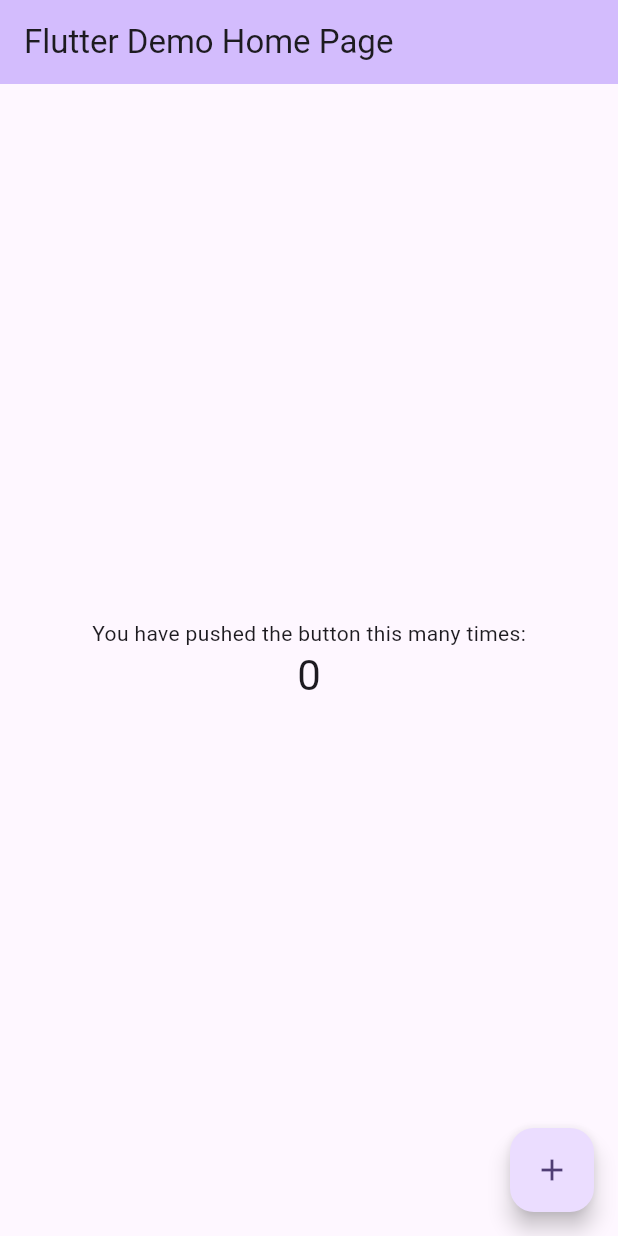
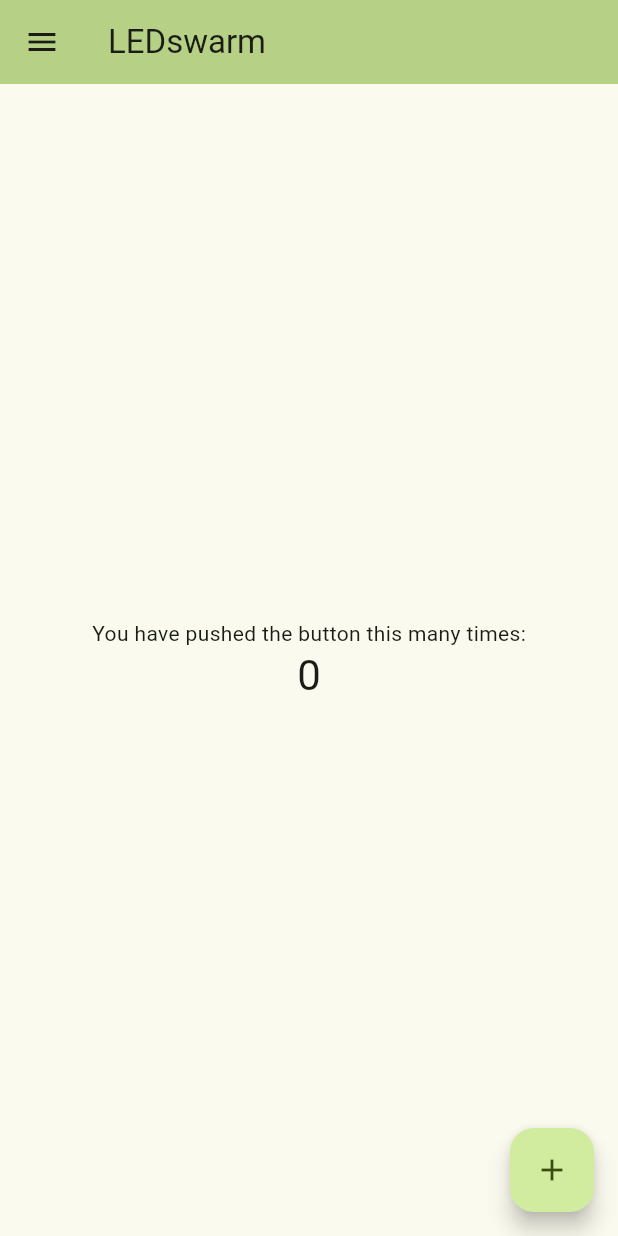
Before and after one commit to spectrachrome/ledswarm_app, a Flutter app: the screen it shows after launch, on a phone screen of 412 x 824 dp. Run offline on Flutter 3.47's test engine with Material 3 defaults, Android fonts, the phone set to English and light mode, and no system bars; our stand-ins replace vibration.

Commit message:
chore: separate themes into file and add drawer to scaffold

```diff
--- /dev/null
+++ b/lib/app_theme.dart
@@ -0,0 +1,38 @@
+import 'package:flutter/material.dart';
+
+// Simple theme configurations
+class AppThemes {
+  // Light Theme
+  static final ThemeData lightTheme = ThemeData(
+    brightness: Brightness.light,
+    useMaterial3: true,
+    colorScheme: ColorScheme.fromSeed(
+      seedColor: const Color(0xFF5C624E),
+      brightness: Brightness.light,
+    ),
+  );
+
+  // Dark Theme
+  static final ThemeData darkTheme = ThemeData(
+    brightness: Brightness.dark,
+    useMaterial3: true,
+    colorScheme: ColorScheme.fromSeed(
+      seedColor: const Color(0xFF5C624E),
+      brightness: Brightness.dark,
+    ),
+  );
+
+  // OLED Dark Theme (pure black backgrounds)
+  static final ThemeData oledDarkTheme = ThemeData(
+    brightness: Brightness.dark,
+    useMaterial3: true,
+    colorScheme: ColorScheme.fromSeed(
+      seedColor: const Color(0xFF5C624E),
+      brightness: Brightness.dark,
+      surface: Colors.black,
+      background: Colors.black,
+    ),
+    scaffoldBackgroundColor: Colors.black,
+    cardColor: const Color(0xFF0A0A0A),
+  );
+}
--- a/lib/main.dart
+++ b/lib/main.dart
@@ -1,5 +1,7 @@
 import 'package:flutter/material.dart';
 import 'package:vibration/vibration.dart';
+
+import './app_theme.dart';
 
 void main() {
   runApp(const MyApp());
@@ -12,26 +14,11 @@ class MyApp extends StatelessWidget {
   @override
   Widget build(BuildContext context) {
     return MaterialApp(
-      title: 'Flutter Demo',
-      theme: ThemeData(
-        // This is the theme of your application.
-        //
-        // TRY THIS: Try running your application with "flutter run". You'll see
-        // the application has a purple toolbar. Then, without quitting the app,
-        // try changing the seedColor in the colorScheme below to Colors.green
-        // and then invoke "hot reload" (save your changes or press the "hot
-        // reload" button in a Flutter-supported IDE, or press "r" if you used
-        // the command line to start the app).
-        //
-        // Notice that the counter didn't reset back to zero; the application
-        // state is not lost during the reload. To reset the state, use hot
-        // restart instead.
-        //
-        // This works for code too, not just values: Most code changes can be
-        // tested with just a hot reload.
-        colorScheme: ColorScheme.fromSeed(seedColor: Colors.deepPurple),
-      ),
-      home: const MyHomePage(title: 'Flutter Demo Home Page'),
+      title: 'LEDswarm',
+      theme: AppThemes.lightTheme, // Default light theme
+      darkTheme: AppThemes.oledDarkTheme,
+      themeMode: ThemeMode.system, // Follow system theme
+      home: const MyHomePage(title: 'LEDswarm'),
     );
   }
 }
@@ -76,7 +63,7 @@ class _MyHomePageState extends State<MyHomePage> {
       // - 20ms: short burst (button press feedback, for example game control play/pause/stop)
       // - 40ms: burst (warning indication)
       // - 40ms, then 120ms silence, then 40ms: double burst (error indication)
-      Vibration.vibrate(duration: 40);
+      Vibration.vibrate(duration: 13);
       /*await Future.delayed(Duration(milliseconds: 120));
       Vibration.vibrate(duration: 40);*/
     } else {
@@ -101,6 +88,36 @@ class _MyHomePageState extends State<MyHomePage> {
         // Here we take the value from the MyHomePage object that was created by
         // the App.build method, and use it to set our appbar title.
         title: Text(widget.title),
+      ),
+      drawer: Drawer(
+        // Add a ListView to the drawer. This ensures the user can scroll
+        // through the options in the drawer if there isn't enough vertical
+        // space to fit everything.
+        child: ListView(
+          // Important: Remove any padding from the ListView.
+          padding: EdgeInsets.zero,
+          children: [
+            /*const DrawerHeader(
+              decoration: BoxDecoration(color: Colors.blue),
+              child: Text('Drawer Header'),
+              ),*/
+            Container(height: 50.0),
+            ListTile(
+              title: const Text('Item 1'),
+              onTap: () {
+                // Update the state of the app.
+                // ...
+              },
+            ),
+            ListTile(
+              title: const Text('Item 2'),
+              onTap: () {
+                // Update the state of the app.
+                // ...
+              },
+            ),
+          ],
+        ),
       ),
       body: Center(
         // Center is a layout widget. It takes a single child and positions it
```
